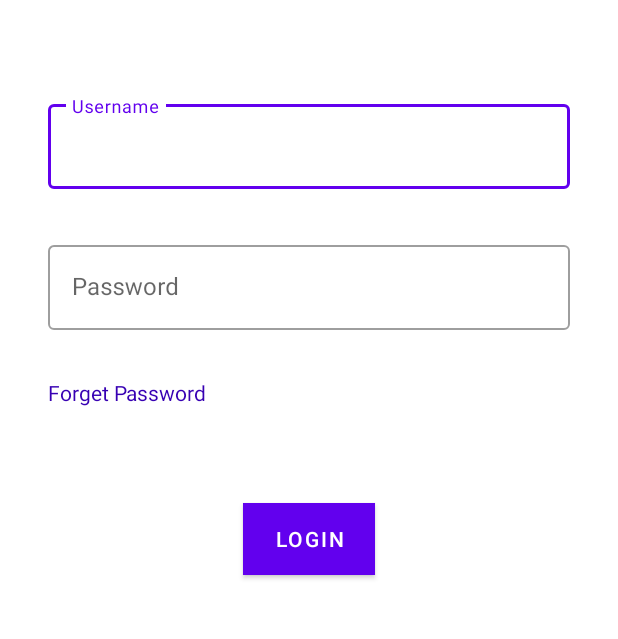
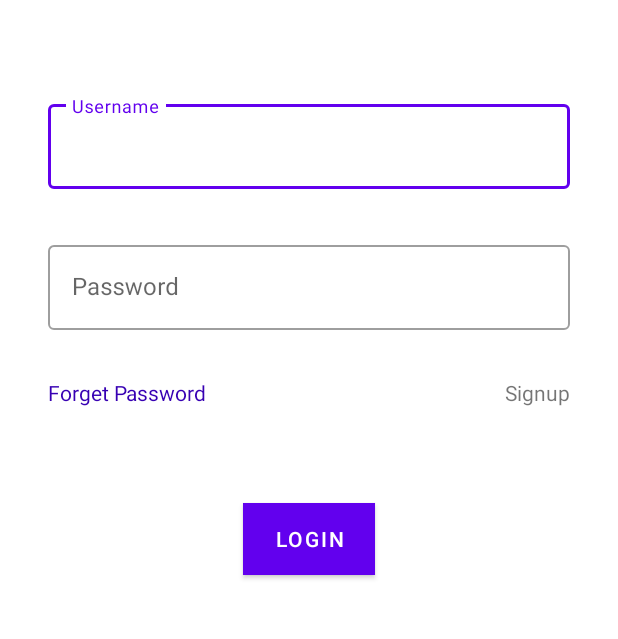
Before and after one commit to ducanh31200/ProjectSE, an Android app: the screen it shows after launch (MainActivity), on a phone screen of 412 x 824 dp, the part 318-957 px from its top. Run offline under Robolectric (Android 15) with nearby library versions, the light colour scheme and no system bars.

Commit message:
second commit

```diff
--- a/app/src/main/AndroidManifest.xml
+++ b/app/src/main/AndroidManifest.xml
@@ -9,6 +9,9 @@
         android:roundIcon="@mipmap/ic_launcher_round"
         android:supportsRtl="true"
         android:theme="@style/Theme.Monitoring_app">
+        <activity android:name=".ForgottenPasswordActivity"></activity>
+        <activity android:name=".SignupActivity" />
+        <activity android:name=".HomeActivity" />
         <activity android:name=".MainActivity">
             <intent-filter>
                 <action android:name="android.intent.action.MAIN" />
--- /dev/null
+++ b/app/src/main/java/com/example/monitoring_app/Database.java
@@ -0,0 +1,35 @@
+package com.example.monitoring_app;
+
+import android.content.Context;
+import android.database.Cursor;
+import android.database.sqlite.SQLiteDatabase;
+import android.database.sqlite.SQLiteOpenHelper;
+
+import androidx.annotation.Nullable;
+
+public class Database extends SQLiteOpenHelper {
+
+    public Database(@Nullable Context context, @Nullable String name, @Nullable SQLiteDatabase.CursorFactory factory, int version) {
+        super(context, name, factory, version);
+    }
+
+    public void QueryData(String sql) {
+        SQLiteDatabase database = getWritableDatabase();
+        database.execSQL(sql);
+    }
+
+    public Cursor GetData(String sql) {
+        SQLiteDatabase database = getReadableDatabase();
+        return database.rawQuery(sql, null);
+    }
+
+    @Override
+    public void onCreate(SQLiteDatabase db) {
+
+    }
+
+    @Override
+    public void onUpgrade(SQLiteDatabase db, int oldVersion, int newVersion) {
+
+    }
+}
--- a/app/src/main/java/com/example/monitoring_app/MainActivity.java
+++ b/app/src/main/java/com/example/monitoring_app/MainActivity.java
@@ -2,13 +2,72 @@ package com.example.monitoring_app;
 
 import androidx.appcompat.app.AppCompatActivity;
 
+import android.content.Intent;
 import android.os.Bundle;
+import android.view.View;
+import android.widget.Button;
+import android.widget.TextView;
+import android.widget.Toast;
+
+import com.google.android.material.textfield.TextInputLayout;
 
 public class MainActivity extends AppCompatActivity {
+
+    TextInputLayout textInputLayoutUsername, textInputLayoutPassword;
+    Button btnLogin;
+    TextView lblForgotPassword, lblSignup;
+
+    Database database;
+
 
     @Override
     protected void onCreate(Bundle savedInstanceState) {
         super.onCreate(savedInstanceState);
         setContentView(R.layout.activity_login);
+
+        Mapping();
+
+        database = new Database(this, "GiamSat.sqlite", null, 1);
+
+        database.QueryData("CREATE TABLE IF NOT EXISTS User(Id INTEGER PRIMARY KEY AUTOINCREMENT, Username VARCHAR(150), Password VARCHAR(200), Description VARCHAR(200))");
+
+        btnLogin.setOnClickListener(new View.OnClickListener() {
+            @Override
+            public void onClick(View v) {
+                String username = textInputLayoutUsername.getEditText().getText().toString().trim();
+                String password = textInputLayoutPassword.getEditText().getText().toString().trim();
+
+                // Giả sử
+                if(username == "congchien" && password == "123") {
+                    startActivity(new Intent(MainActivity.this, HomeActivity.class));
+                }else {
+                    //Toast.makeText(MainActivity.this, "Username: " + username + " Phone: " + password, Toast.LENGTH_SHORT).show();
+                    startActivity(new Intent(MainActivity.this, HomeActivity.class));
+                }
+            }
+        });
+
+        lblSignup.setOnClickListener(new View.OnClickListener() {
+            @Override
+            public void onClick(View v) {
+                startActivity(new Intent(MainActivity.this, SignupActivity.class));
+            }
+        });
+
+        lblForgotPassword.setOnClickListener(new View.OnClickListener() {
+            @Override
+            public void onClick(View v) {
+                startActivity(new Intent(MainActivity.this, ForgottenPasswordActivity.class));
+            }
+        });
     }
+
+    private  void Mapping() {
+        textInputLayoutUsername     = (TextInputLayout) findViewById(R.id.txtUsername);
+        textInputLayoutPassword     = (TextInputLayout) findViewById(R.id.txtPassword);
+        btnLogin                    = (Button) findViewById(R.id.btnLogin);
+        lblForgotPassword           = (TextView) findViewById(R.id.lblForgetPassword);
+        lblSignup                   = (TextView) findViewById(R.id.lblSignup);
+    }
+
 }
--- a/app/src/main/res/layout/activity_login.xml
+++ b/app/src/main/res/layout/activity_login.xml
@@ -92,4 +92,15 @@
         app:layout_constraintEnd_toEndOf="parent"
         app:layout_constraintStart_toStartOf="parent"
         app:layout_constraintTop_toBottomOf="@+id/lblForgetPassword" />
+
+    <TextView
+        android:id="@+id/lblSignup"
+        android:layout_width="wrap_content"
+        android:layout_height="wrap_content"
+        android:layout_marginTop="32dp"
+        android:layout_marginEnd="32dp"
+        android:layout_marginRight="32dp"
+        android:text="Signup"
+        app:layout_constraintEnd_toEndOf="parent"
+        app:layout_constraintTop_toBottomOf="@+id/txtPassword" />
 </androidx.constraintlayout.widget.ConstraintLayout>
--- a/app/src/main/res/layout/activity_signup.xml
+++ b/app/src/main/res/layout/activity_signup.xml
@@ -52,7 +52,7 @@
     </com.google.android.material.textfield.TextInputLayout>
 
     <com.google.android.material.textfield.TextInputLayout
-        android:id="@+id/textField"
+        android:id="@+id/txtPasswordToo"
         style="@style/Widget.MaterialComponents.TextInputLayout.OutlinedBox"
         android:layout_width="match_parent"
         android:layout_height="wrap_content"
@@ -92,7 +92,7 @@
         android:text="@string/signup"
         app:layout_constraintEnd_toEndOf="parent"
         app:layout_constraintStart_toStartOf="parent"
-        app:layout_constraintTop_toBottomOf="@+id/textField" />
+        app:layout_constraintTop_toBottomOf="@+id/txtPasswordToo" />
 
 
 </androidx.constraintlayout.widget.ConstraintLayout>
```
Also changed, not shown: app/src/main/java/com/example/monitoring_app/ForgottenPasswordActivity.java (added, +14 -0 lines), app/src/main/java/com/example/monitoring_app/HomeActivity.java (added, +14 -0 lines), app/src/main/java/com/example/monitoring_app/SignupActivity.java (added, +38 -0 lines), app/src/main/res/layout/activity_forgotten_password.xml (added, +9 -0 lines).
